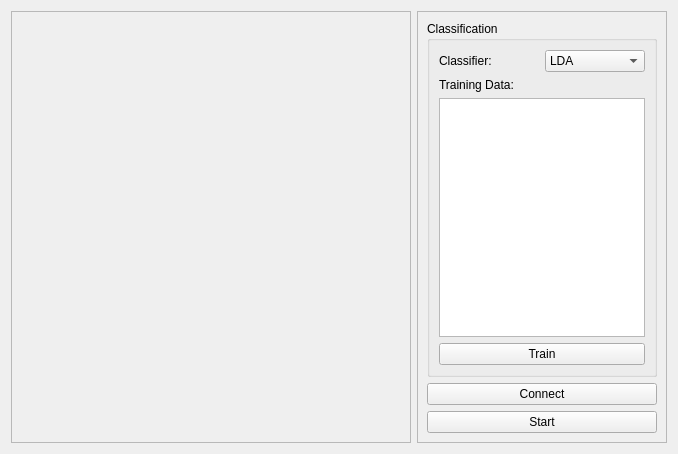
Old version of the form pygesture/ui/test_widget_template.ui in the repository ixjlyons/pygesture.
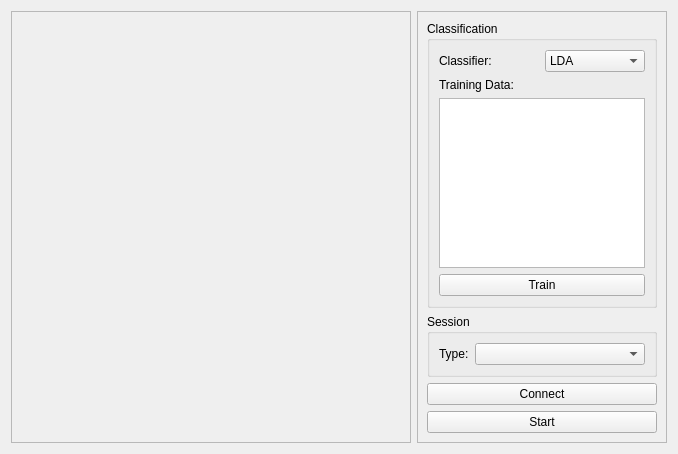
New version of the form. Icons and pictures are not drawn. Custom widgets are drawn as their Qt base class.

Commit message: Improved config specification of TAC sessions. Started TAC session selection in test GUI.

What changed in the file:
```diff
--- a/pygesture/ui/test_widget_template.ui
+++ b/pygesture/ui/test_widget_template.ui
@@ -56,7 +56,7 @@
       <enum>QFrame::Raised</enum>
      </property>
      <layout class="QGridLayout" name="gridLayout">
-      <item row="2" column="0">
+      <item row="3" column="0">
        <widget class="QPushButton" name="startButton">
         <property name="text">
          <string>Start</string>
@@ -160,7 +160,7 @@
         </layout>
        </widget>
       </item>
-      <item row="1" column="0">
+      <item row="2" column="0">
        <widget class="QPushButton" name="connectButton">
         <property name="text">
          <string>Connect</string>
@@ -181,6 +181,25 @@
         </property>
        </widget>
       </item>
+      <item row="1" column="0">
+       <widget class="QGroupBox" name="sessionBox">
+        <property name="title">
+         <string>Session</string>
+        </property>
+        <layout class="QFormLayout" name="formLayout">
+         <item row="0" column="0">
+          <widget class="QLabel" name="sessionTypeLabel">
+           <property name="text">
+            <string>Type:</string>
+           </property>
+          </widget>
+         </item>
+         <item row="0" column="1">
+          <widget class="QComboBox" name="sessionTypeComboBox"/>
+         </item>
+        </layout>
+       </widget>
+      </item>
      </layout>
     </widget>
    </item>
```
The commit also changes 5 other files.
